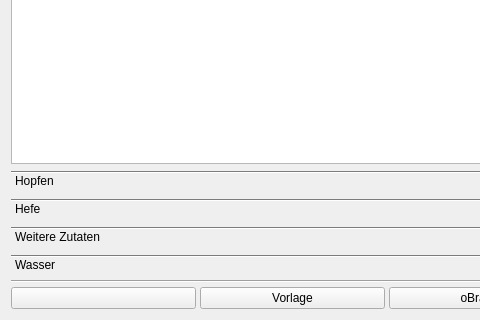
The window that kleiner-brauhelfer/tabrohstoffe.ui (kleiner-brauhelfer/kleiner-brauhelfer-2) describes before a commit, drawn with Qt 5; both pictures show x 0 to 480 and y 390 to 710 of the 970 by 710 pixel window.
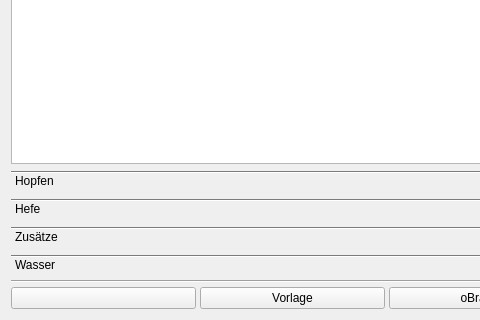
The same window after the commit. Icons and pictures are not drawn. Custom widgets are drawn as their Qt base class.

Commit message: "Weitere Zutaten" -> "Zusätze"

Patch:
```diff
--- a/kleiner-brauhelfer/tabrohstoffe.ui
+++ b/kleiner-brauhelfer/tabrohstoffe.ui
@@ -241,7 +241,7 @@
        </rect>
       </property>
       <attribute name="label">
-       <string>Weitere Zutaten</string>
+       <string>Zusätze</string>
       </attribute>
       <layout class="QVBoxLayout" name="verticalLayout_3">
        <property name="spacing">
```
Left out of the diff: 2 changed lines with no effect on the pictures. The commit also changes 6 other files.
